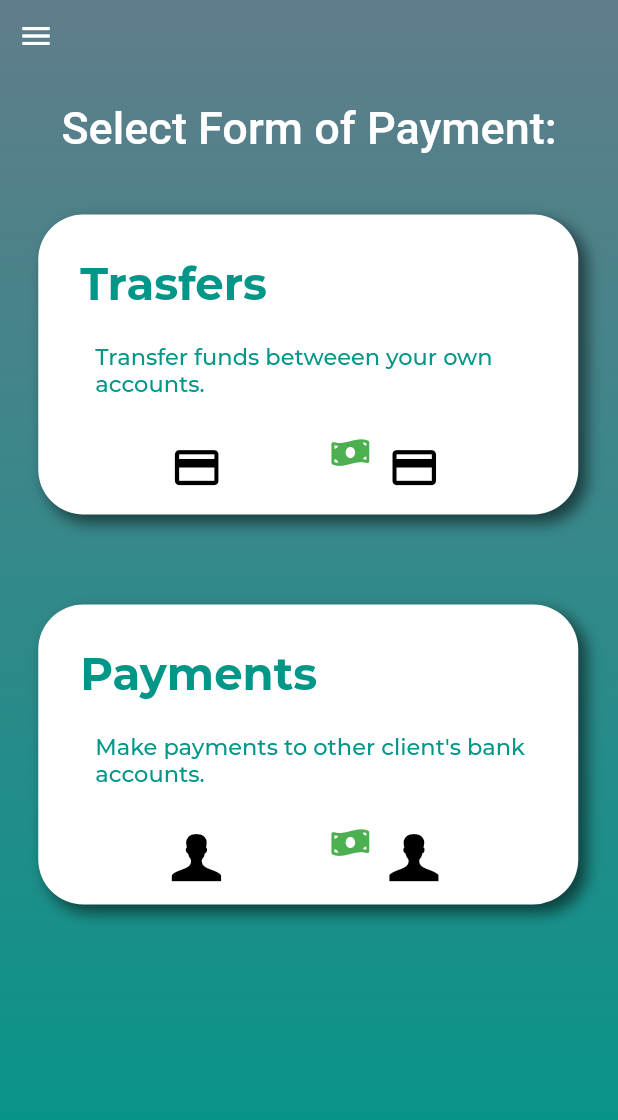
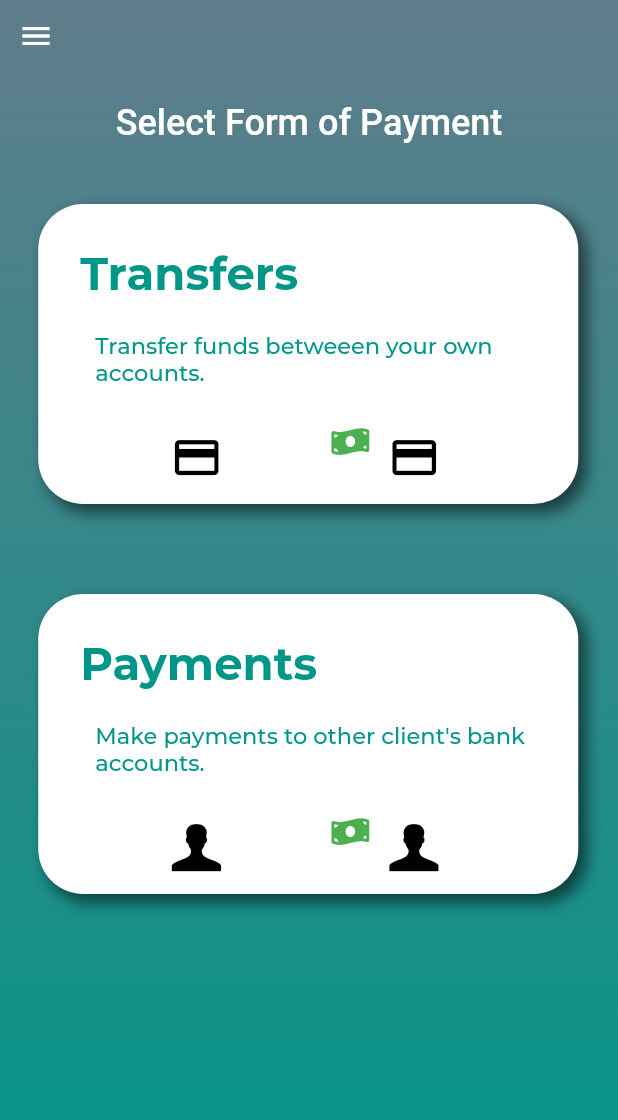
Before and after one commit to SDP-Wits/Banking-System, a Flutter app: the SelectPaymentPage screen opened directly, on a phone screen of 412 x 824 dp. Shown: the top 1120 px of the screen. Run offline on Flutter 3.47's test engine with Material 2 defaults, Android fonts, the light colour scheme and no system bars; our stand-ins replace animate_do, fluttertoast, sqflite; accounts and stored records are empty; project files that could hold a hidden picture were left out.

Commit message:
Mini Bug Fixes and UI

```diff
--- a/lib/core/select_payment/select_payment.dart
+++ b/lib/core/select_payment/select_payment.dart
@@ -43,8 +43,7 @@ class _SelectPaymentPageState extends State<SelectPaymentPage> {
   }
 
   Widget buildPage(BuildContext context) {
-    // TODO: implement build
-
+    final Size size = MediaQuery.of(context).size;
     // Used for navigation bar:
     GlobalKey<ScaffoldState> _scaffoldKey = GlobalKey<ScaffoldState>();
 
@@ -79,13 +78,15 @@ class _SelectPaymentPageState extends State<SelectPaymentPage> {
             padding: EdgeInsets.only(top: 20),
           ),
 
-          // Heading
+          // Headingpaint
           Text(
-            'Select Form of Payment:',
-            style: new TextStyle(
-                fontSize: 30.0,
+            'Select Form of Payment',
+            textAlign: TextAlign.center,
+            style: TextStyle(
+              fontSize: 24.0,
               fontWeight: FontWeight.w500,
-                color: Colors.white),
+              color: Colors.white,
+            ),
           ),
 
           // Spacing
@@ -94,6 +95,10 @@ class _SelectPaymentPageState extends State<SelectPaymentPage> {
           ),
 
           // First button
+          Container(
+            width: size.width * 0.9,
+            child: Column(
+              children: [
                 paymentButton(
                   // Pass parameters:
 
@@ -101,8 +106,9 @@ class _SelectPaymentPageState extends State<SelectPaymentPage> {
                   onTap: () {
                     //goToAdminVerificationList(context);
                   },
-            buttonTitle: "Trasfers",
-            buttonDescription: "Transfer funds betweeen your own accounts.",
+                  buttonTitle: "Transfers",
+                  buttonDescription:
+                      "Transfer funds betweeen your own accounts.",
                   buttonIcon: iconFamily.payment,
                 ),
 
@@ -120,8 +126,12 @@ class _SelectPaymentPageState extends State<SelectPaymentPage> {
                     //goToAdminVerificationList(context);
                   },
                   buttonTitle: "Payments",
-            buttonDescription: "Make payments to other client's bank accounts.",
+                  buttonDescription:
+                      "Make payments to other client's bank accounts.",
                   buttonIcon: iconFamily.user,
+                ),
+              ],
+            ),
           ),
         ]),
       ),
```
Also changed, not shown: lib/core/specific_account/specific_bank_account.dart (+54 -17 lines), lib/core/timeline/timeline.dart (+37 -14 lines), pubspec.lock. Lines whose indentation alone changed are shown as unchanged.
